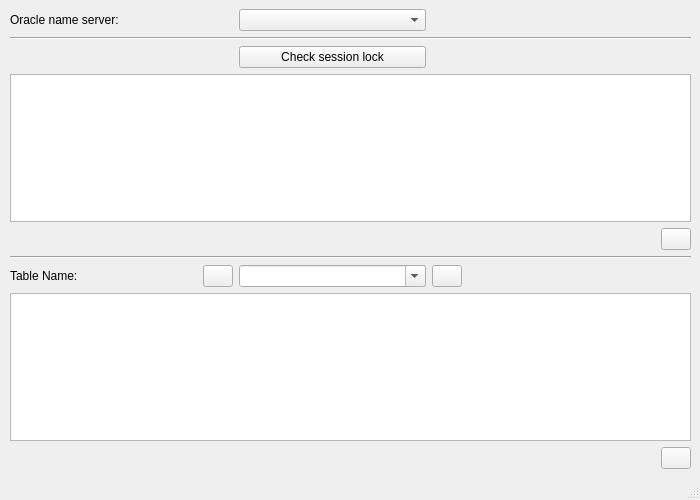
The window that source/qtdesigner/oracle_locks_ui.ui (MValaguz/MGrep) describes before a commit, drawn with Qt 5.
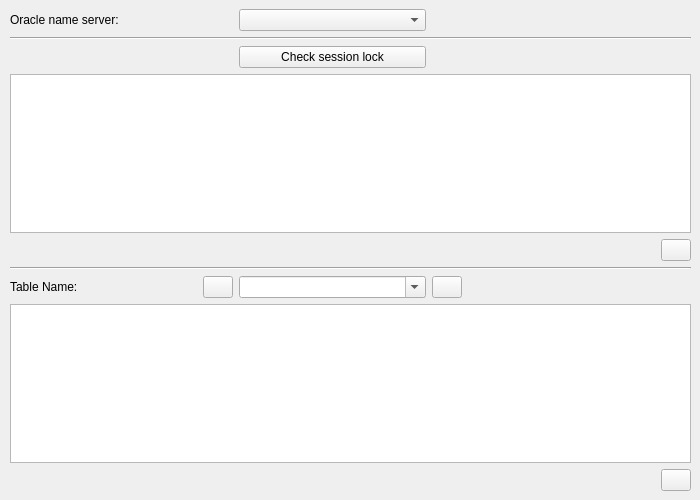
The same window after the commit. Icons and pictures are not drawn.

The edit to the form file:
```diff
--- a/source/qtdesigner/oracle_locks_ui.ui
+++ b/source/qtdesigner/oracle_locks_ui.ui
@@ -206,7 +206,6 @@
     </item>
    </layout>
   </widget>
-  <widget class="QStatusBar" name="statusbar"/>
  </widget>
  <tabstops>
   <tabstop>e_server_name</tabstop>
```
